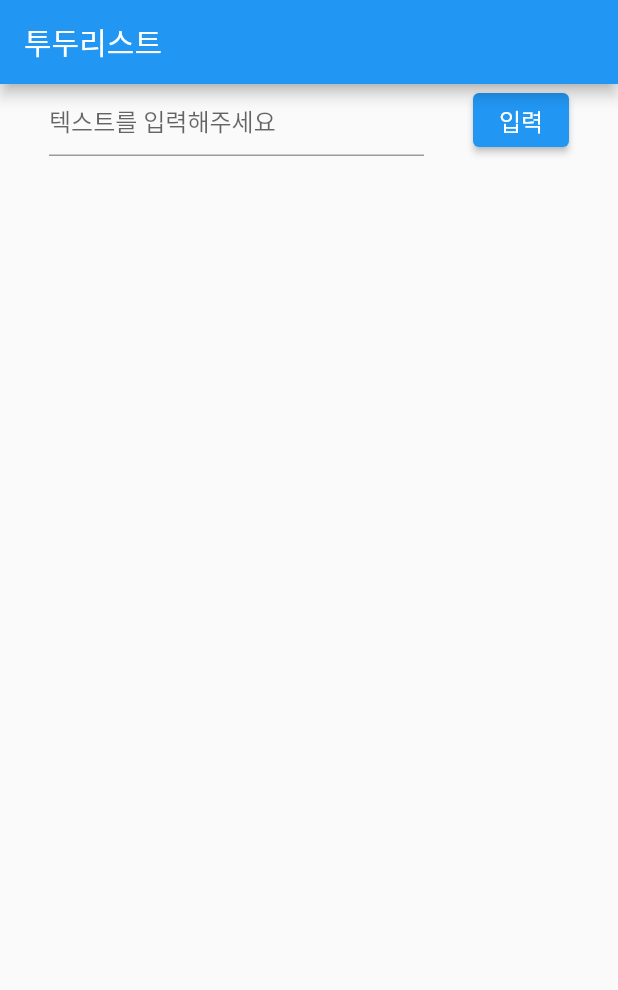
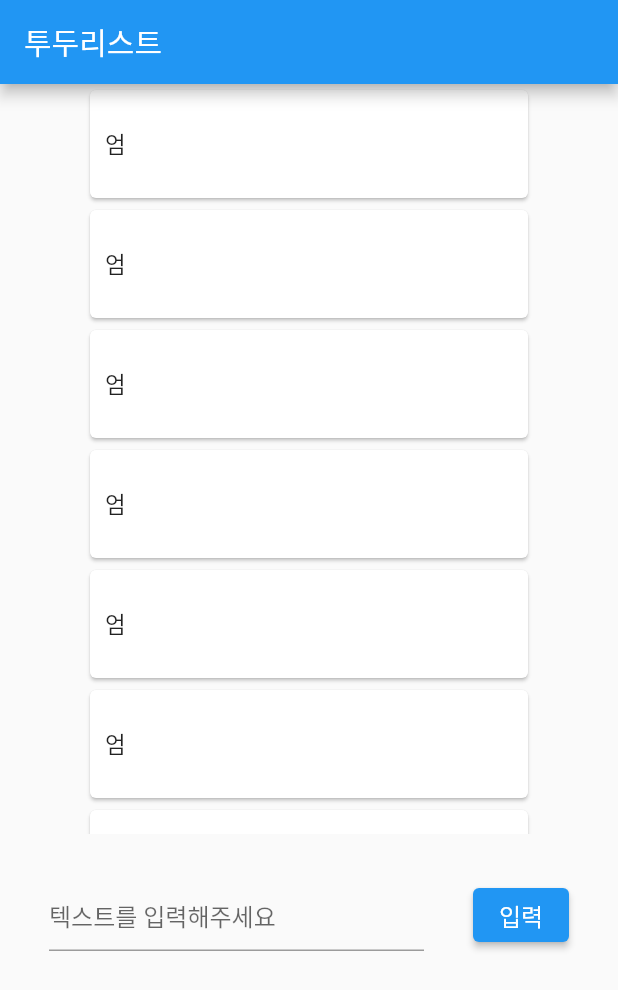
Before and after one commit to Yoochanhong/todolist, a Flutter app: the screen it shows after launch, on a phone screen of 412 x 824 dp. Shown: the top 990 px of the screen. Run offline on Flutter 3.47's test engine with Material 2 defaults, Android fonts, the phone set to English and light mode, and no system bars; our stand-ins replace cloud_firestore, firebase_core; accounts and stored records are empty; generated files the repository leaves out were written again.

Commit message:
리스트뷰 빌더 적용

```diff
--- a/lib/main_page.dart
+++ b/lib/main_page.dart
@@ -1,5 +1,6 @@
 import 'package:cloud_firestore/cloud_firestore.dart';
 import 'package:flutter/material.dart';
+import 'package:todolist/list_card.dart';
 
 class MainPage extends StatefulWidget {
   const MainPage({Key? key}) : super(key: key);
@@ -15,6 +16,7 @@ class _MainPageState extends State<MainPage> {
 
   @override
   Widget build(BuildContext context) {
+    final DocumentSnapshot documentSnapshot;
     return Scaffold(
       appBar: AppBar(
         title: Text('투두리스트'),
@@ -23,7 +25,19 @@ class _MainPageState extends State<MainPage> {
         child: Center(
           child: Column(
             children: [
-              Row(
+              SizedBox(
+                width: 300,
+                height: 500,
+                child: ListView.builder(
+                  itemCount: 30,
+                  itemBuilder: (BuildContext context, int index){
+                    return ListCard(title: '엄');
+                  },
+                ),
+              ),
+              Padding(
+                padding: const EdgeInsets.only(top: 30),
+                child: Row(
                   mainAxisAlignment: MainAxisAlignment.spaceEvenly,
                   children: [
                     SizedBox(
@@ -38,9 +52,10 @@ class _MainPageState extends State<MainPage> {
                     ),
                     ElevatedButton(
                       onPressed: () {
-                      firestore.collection(collection).doc(controller.text).set({
-                        'title': controller.text
-                      });
+                        firestore
+                            .collection(collection)
+                            .doc(controller.text)
+                            .set({'title': controller.text});
                       },
                       child: const Text(
                         '입력',
@@ -51,6 +66,7 @@ class _MainPageState extends State<MainPage> {
                     ),
                   ],
                 ),
+              ),
             ],
           ),
         ),
```
Lines whose indentation alone changed are shown as unchanged.
